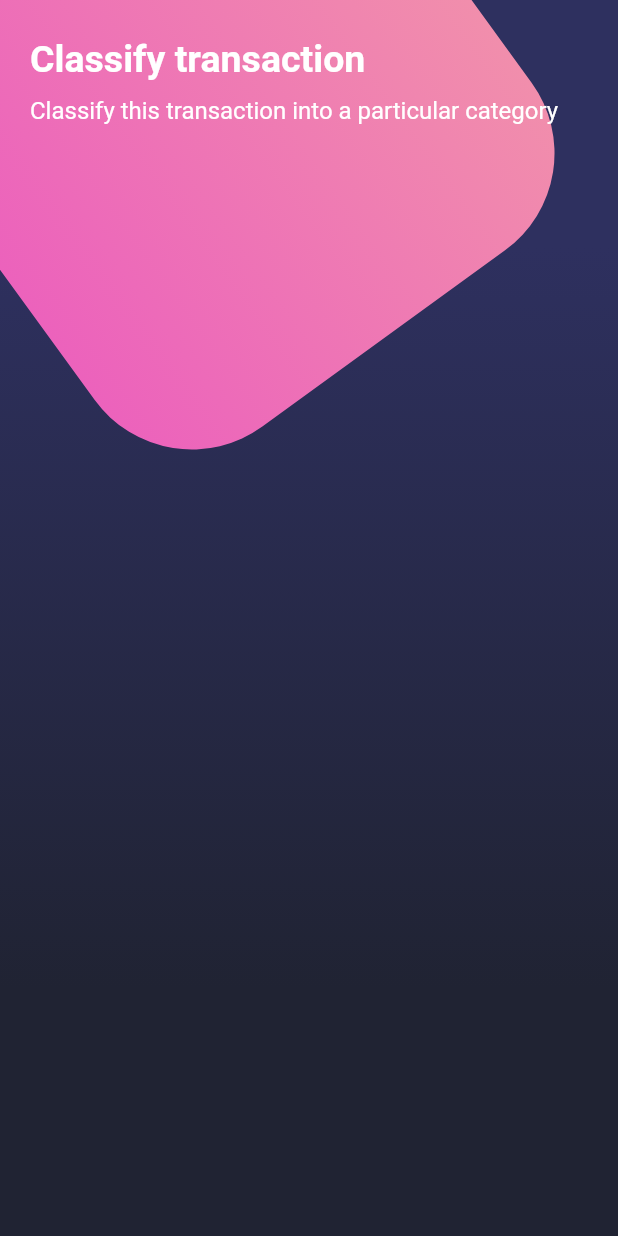
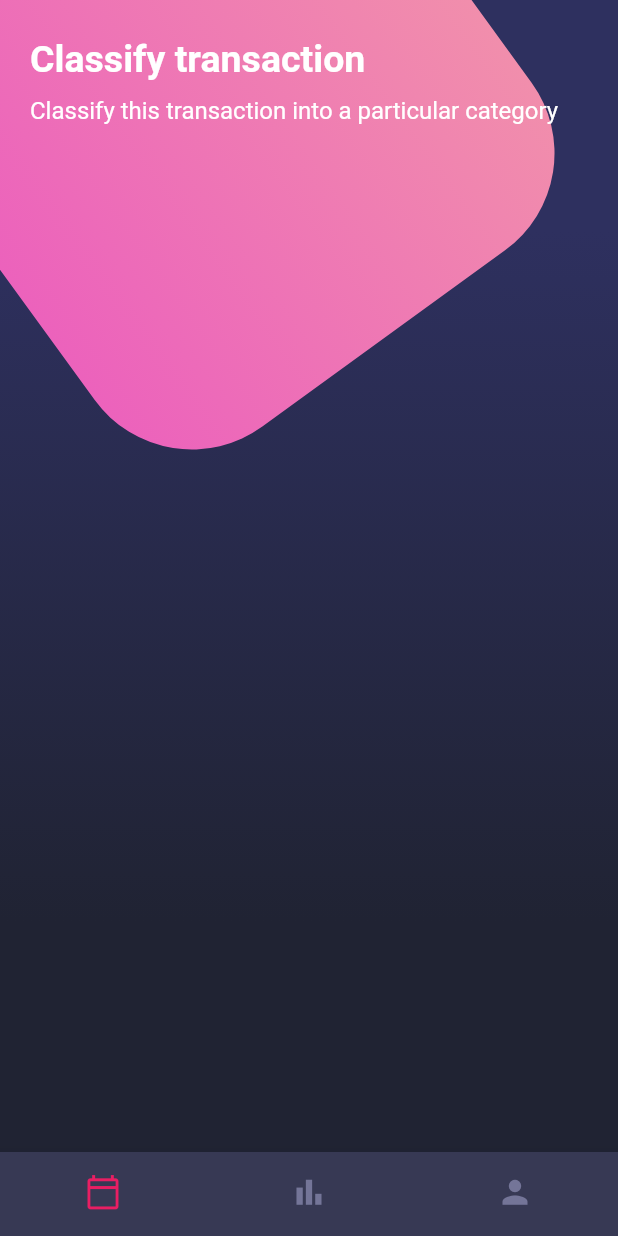
Before and after one commit to jantonio2/SomeDesigns, a Flutter app: the screen it shows after launch, on a phone screen of 412 x 824 dp. Run offline on Flutter 3.47's test engine with Material 2 defaults, Android fonts, the phone set to English and light mode, and no system bars.

Commit message:
Diseño del bottomNavigationBar

```diff
--- a/lib/screens/home_screen.dart
+++ b/lib/screens/home_screen.dart
@@ -13,7 +13,8 @@
           Background(),
           _HomeBody()
         ],
-      )
+      ),
+      bottomNavigationBar: const CustomBottomNavigation(),
     );
   }
 
--- /dev/null
+++ b/lib/widgets/custom_bottom_navigation.dart
@@ -0,0 +1,30 @@
+import 'package:flutter/material.dart';
+
+class CustomBottomNavigation extends StatelessWidget {
+  const CustomBottomNavigation({Key? key}) : super(key: key);
+
+  @override
+  Widget build(BuildContext context) {
+    return BottomNavigationBar(
+      showSelectedLabels: false,
+      showUnselectedLabels: false,
+      selectedItemColor: Colors.pink,
+      backgroundColor: const Color.fromRGBO(55, 57, 84, 1),
+      unselectedItemColor: const Color.fromRGBO(116, 117, 152, 1),
+      items: const [
+        BottomNavigationBarItem(
+          icon: Icon(Icons.calendar_today_outlined, size: 25),
+          label: 'Calendario'
+        ),
+        BottomNavigationBarItem(
+          icon: Icon(Icons.bar_chart, size: 25),
+          label: 'Gráfica'
+        ),
+        BottomNavigationBarItem(
+            icon: Icon(Icons.person, size: 25),
+            label: 'Usuarios'
+        ),
+      ],
+    );
+  }
+}
--- a/lib/widgets/widgets.dart
+++ b/lib/widgets/widgets.dart
@@ -1,2 +1,3 @@
 export 'package:designs/widgets/background.dart';
+export 'package:designs/widgets/custom_bottom_navigation.dart';
 export 'package:designs/widgets/page_title.dart';
```
